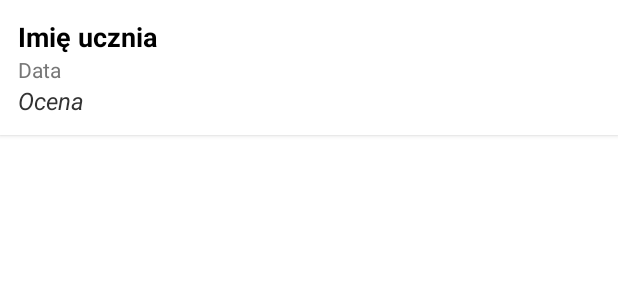
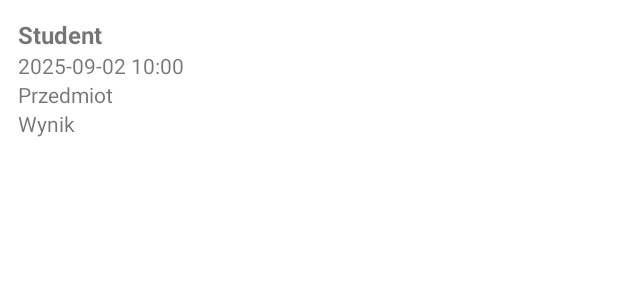
Before and after one commit to Jo3i/Komunikacja-cz-komp, an Android app: the layout item_history.xml on its own in the app's theme, with its tools: preview values and no code run, on a phone screen of 412 x 824 dp. Shown: the top 300 px of the screen. Run offline under Robolectric (Android 15) with nearby library versions, the phone set to English and light mode, and no system bars.

```diff
--- a/app/src/main/java/com/example/ocrapp/HistoryItem.kt
+++ b/app/src/main/java/com/example/ocrapp/HistoryItem.kt
@@ -1,8 +1,10 @@
 package com.example.ocrapp
+
+import java.io.Serializable
 
 data class HistoryItem(
     val studentName: String,
     val date: String,
     val subject: String,
     val result: String
-)
+) : Serializable
--- a/app/src/main/res/layout/item_history.xml
+++ b/app/src/main/res/layout/item_history.xml
@@ -4,35 +4,34 @@
     android:layout_height="wrap_content"
     android:orientation="vertical"
     android:padding="12dp"
-    android:background="@android:color/white"
-    android:layout_marginBottom="8dp"
-    android:elevation="2dp"
-    android:fitsSystemWindows="true"
-    >
+    android:background="?android:attr/selectableItemBackground">
 
     <TextView
         android:id="@+id/textStudentName"
         android:layout_width="wrap_content"
         android:layout_height="wrap_content"
-        android:text="Imię ucznia"
-        android:textColor="@android:color/black"
-        android:textSize="18sp"
-        android:textStyle="bold" />
+        android:text="Student"
+        android:textStyle="bold"
+        android:textSize="16sp"/>
 
     <TextView
         android:id="@+id/textDate"
         android:layout_width="wrap_content"
         android:layout_height="wrap_content"
-        android:text="Data"
-        android:textSize="14sp"
-        android:textColor="#777777" />
+        android:text="2025-09-02 10:00"
+        android:textSize="14sp"/>
+
+    <TextView
+        android:id="@+id/textSubject"
+        android:layout_width="wrap_content"
+        android:layout_height="wrap_content"
+        android:text="Przedmiot"
+        android:textSize="14sp"/>
 
     <TextView
         android:id="@+id/textResult"
         android:layout_width="wrap_content"
         android:layout_height="wrap_content"
-        android:text="Ocena"
-        android:textSize="16sp"
-        android:textStyle="italic"
-        android:textColor="#333333" />
+        android:text="Wynik"
+        android:textSize="14sp"/>
 </LinearLayout>
```
Also changed, not shown: app/src/main/java/com/example/ocrapp/HistoryActivity.kt (+55 -36 lines), app/src/main/java/com/example/ocrapp/ScanActivity.kt (+184 -173 lines).
